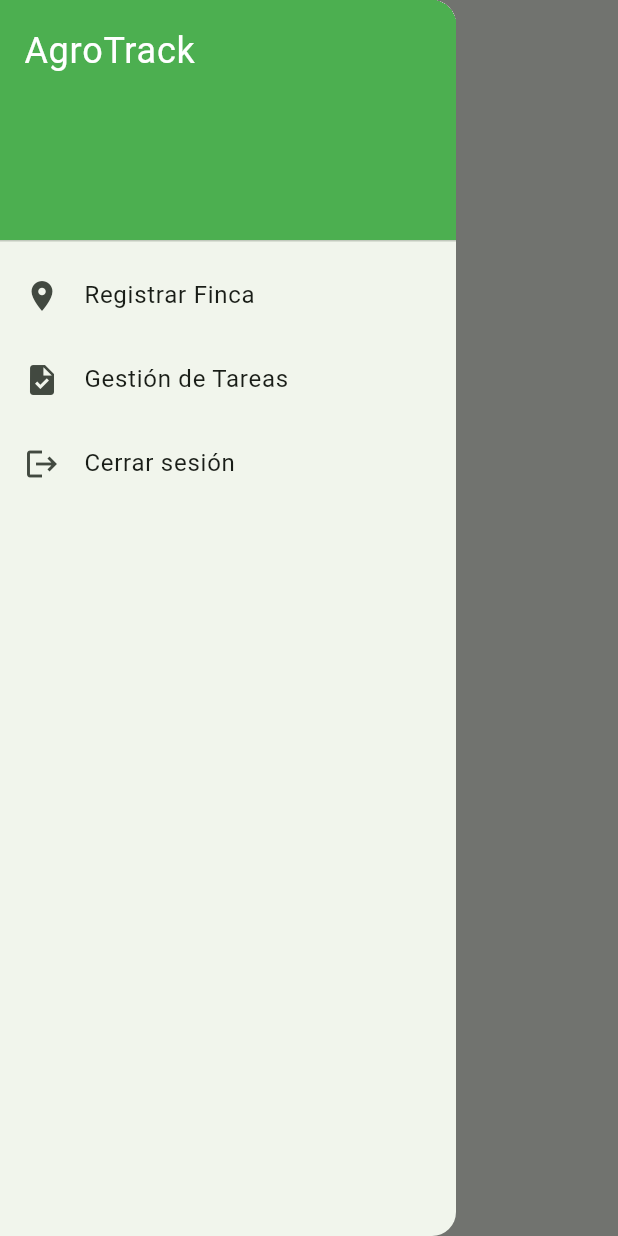
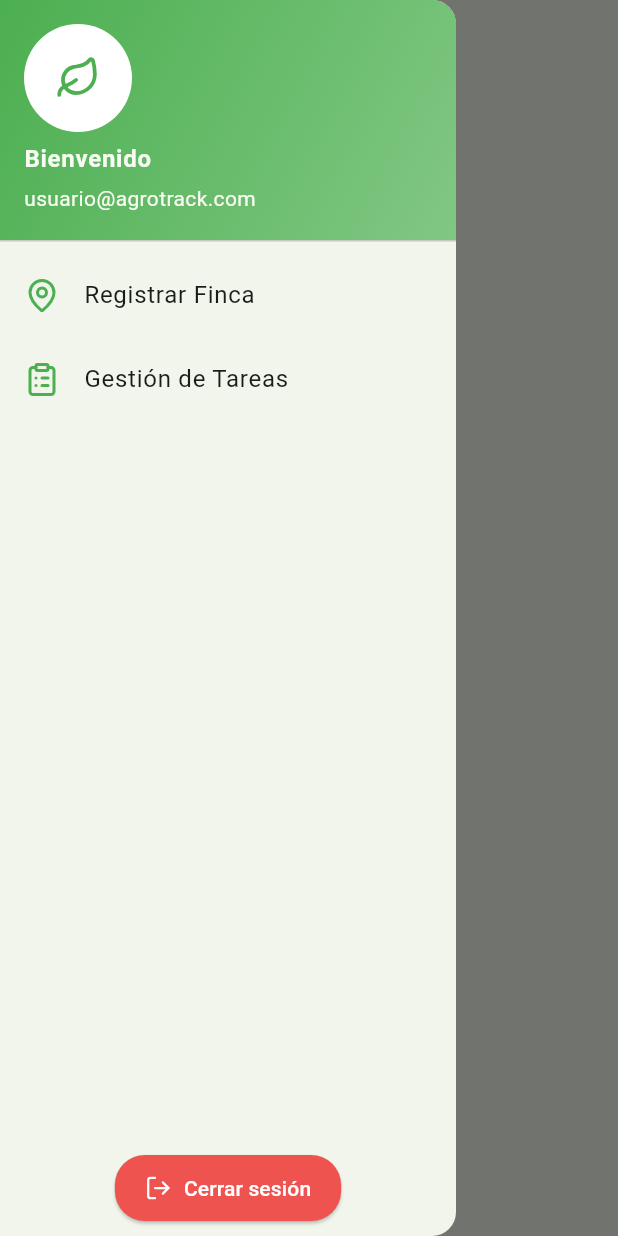
Before and after one commit to Danielr-1998/AgroTrack, a Flutter app: the screen it shows once a user with an empty profile is signed in, in the side drawer, after a tap on "Cerrar Sesión", on a phone screen of 412 x 824 dp. Run offline on Flutter 3.47's test engine with Material 3 defaults, Android fonts, the phone set to English and light mode, and no system bars; our stand-ins replace cloud_firestore, firebase_auth, firebase_core, flutter_map, geolocator, latlong2 and 1 more; accounts and stored records are empty; network calls fail.

Commit message:
Create animation screen login

```diff
--- a/lib/main.dart
+++ b/lib/main.dart
@@ -1,9 +1,7 @@
 import 'package:flutter/material.dart';
 import 'package:firebase_core/firebase_core.dart';
-import 'package:firebase_auth/firebase_auth.dart';
 import 'firebase_options.dart';
-import 'src/screens/home_screen.dart';
-import 'src/screens/login_page.dart';
+import 'src/screens/login/splash_screen.dart';
 
 void main() async {
   WidgetsFlutterBinding.ensureInitialized();
@@ -19,34 +17,13 @@
   @override
   Widget build(BuildContext context) {
     return MaterialApp(
+      debugShowCheckedModeBanner: false,
       title: 'AgroTrack',
       theme: ThemeData(
         colorScheme: ColorScheme.fromSeed(seedColor: Colors.green),
         useMaterial3: true,
       ),
-      home: const AuthCheckPage(), // El flujo comienza aquí
+      home: const SplashScreen(), // Primer pantalla que se muestra
     );
   }
 }
-
-class AuthCheckPage extends StatelessWidget {
-  const AuthCheckPage({super.key});
-
-  @override
-  Widget build(BuildContext context) {
-    return StreamBuilder<User?>(
-      stream: FirebaseAuth.instance.authStateChanges(),  // Detecta cambios en el estado de autenticación
-      builder: (context, snapshot) {
-        if (snapshot.connectionState == ConnectionState.waiting) {
-          return const Scaffold(body: Center(child: CircularProgressIndicator()));
-        } else if (snapshot.hasData) {
-          // Si el usuario está autenticado
-          return const HomeScreen();
-        } else {
-          // Si no está autenticado, ir a la página de login
-          return const LoginPage();
-        }
-      },
-    );
-  }
-}
--- /dev/null
+++ b/lib/src/screens/login/auth_check_page.dart
@@ -0,0 +1,24 @@
+import 'package:flutter/material.dart';
+import 'package:firebase_auth/firebase_auth.dart';
+import '../home_screen.dart';
+import 'login_page.dart';
+
+class AuthCheckPage extends StatelessWidget {
+  const AuthCheckPage({super.key});
+
+  @override
+  Widget build(BuildContext context) {
+    return StreamBuilder<User?>(
+      stream: FirebaseAuth.instance.authStateChanges(),
+      builder: (context, snapshot) {
+        if (snapshot.connectionState == ConnectionState.waiting) {
+          return const Scaffold(body: Center(child: CircularProgressIndicator()));
+        } else if (snapshot.hasData) {
+          return const HomeScreen(); // Usuario autenticado
+        } else {
+          return const LoginPage(); // Usuario no autenticado
+        }
+      },
+    );
+  }
+}
--- a/lib/src/screens/login_page.dart
+++ b/lib/src/screens/login/login_page.dart
@@ -1,6 +1,6 @@
 import 'package:flutter/material.dart';
 import 'package:firebase_auth/firebase_auth.dart';
-import 'home_screen.dart';
+import '../home_screen.dart';
 
 class LoginPage extends StatefulWidget {
   const LoginPage({super.key});
--- /dev/null
+++ b/lib/src/screens/login/splash_screen.dart
@@ -0,0 +1,77 @@
+import 'dart:async';
+import 'package:flutter/material.dart';
+import 'auth_check_page.dart';
+
+class SplashScreen extends StatefulWidget {
+  const SplashScreen({super.key});
+
+  @override
+  State<SplashScreen> createState() => _SplashScreenState();
+}
+
+class _SplashScreenState extends State<SplashScreen>
+    with SingleTickerProviderStateMixin {
+  late AnimationController _controller;
+  late Animation<double> _bounceAnimation;
+
+  @override
+  void initState() {
+    super.initState();
+
+    _controller = AnimationController(
+      duration: const Duration(milliseconds: 1500),
+      vsync: this,
+    );
+
+    _bounceAnimation = CurvedAnimation(
+      parent: _controller,
+      curve: Curves.elasticOut,
+    );
+
+    _controller.forward();
+
+    Timer(const Duration(seconds: 3), () {
+      Navigator.of(context).pushReplacement(
+        MaterialPageRoute(builder: (_) => const AuthCheckPage()),
+      );
+    });
+  }
+
+  @override
+  void dispose() {
+    _controller.dispose();
+    super.dispose();
+  }
+
+  @override
+  Widget build(BuildContext context) {
+    return Scaffold(
+      backgroundColor: Colors.green[700],
+      body: Center(
+        child: ScaleTransition(
+          scale: _bounceAnimation,
+          child: Column(
+            mainAxisSize: MainAxisSize.min,
+            children: [
+              Image.asset(
+                'assets/login/logoAgrotrack.png',
+                width: 130,
+                height: 130,
+              ),
+              const SizedBox(height: 20),
+              const Text(
+                "AgroTrack",
+                style: TextStyle(
+                  fontSize: 30,
+                  fontWeight: FontWeight.bold,
+                  color: Colors.white,
+                  letterSpacing: 1.5,
+                ),
+              ),
+            ],
+          ),
+        ),
+      ),
+    );
+  }
+}
--- a/lib/src/widgets/app_drawer.dart
+++ b/lib/src/widgets/app_drawer.dart
@@ -1,14 +1,15 @@
 import 'package:flutter/material.dart';
 import 'package:firebase_auth/firebase_auth.dart';
+import 'package:lucide_icons/lucide_icons.dart';
 import '../screens/task_management_screen.dart';
-import '../screens/farm_register_screen.dart'; // Importa la pantalla de registro de finca
+import '../screens/farm_register_screen.dart';
 
 class AppDrawer extends StatelessWidget {
   const AppDrawer({super.key});
 
   Future<void> _signOut(BuildContext context) async {
     await FirebaseAuth.instance.signOut();
-    Navigator.of(context).pop(); // Cierra el drawer
+    Navigator.of(context).pop();
     ScaffoldMessenger.of(context).showSnackBar(
       const SnackBar(content: Text('Sesión cerrada')),
     );
@@ -17,19 +18,26 @@
   @override
   Widget build(BuildContext context) {
     return Drawer(
-      child: ListView(
-        padding: EdgeInsets.zero,
+      child: Column(
         children: [
-          const DrawerHeader(
-            decoration: BoxDecoration(color: Colors.green),
-            child: Text(
-              'AgroTrack',
-              style: TextStyle(color: Colors.white, fontSize: 24),
+          UserAccountsDrawerHeader(
+            decoration: const BoxDecoration(
+              gradient: LinearGradient(
+                colors: [Color(0xFF4CAF50), Color(0xFF81C784)],
+                begin: Alignment.topLeft,
+                end: Alignment.bottomRight,
+              ),
+            ),
+            accountName: const Text("Bienvenido", style: TextStyle(fontWeight: FontWeight.bold)),
+            accountEmail: const Text("usuario@agrotrack.com"),
+            currentAccountPicture: const CircleAvatar(
+              backgroundColor: Colors.white,
+              child: Icon(LucideIcons.leaf, color: Colors.green, size: 30),
             ),
           ),
           ListTile(
-            leading: const Icon(Icons.location_on),
-            title: const Text('Registrar Finca'),
+            leading: const Icon(LucideIcons.mapPin, color: Colors.green),
+            title: const Text('Registrar Finca', style: TextStyle(fontSize: 16)),
             onTap: () {
               Navigator.of(context).push(MaterialPageRoute(
                 builder: (_) => const FarmRegisterScreen(),
@@ -37,18 +45,27 @@
             },
           ),
           ListTile(
-            leading: const Icon(Icons.task),
-            title: const Text('Gestión de Tareas'),
+            leading: const Icon(LucideIcons.clipboardList, color: Colors.green),
+            title: const Text('Gestión de Tareas', style: TextStyle(fontSize: 16)),
             onTap: () {
               Navigator.of(context).push(MaterialPageRoute(
                 builder: (_) => const TaskManagementScreen(),
               ));
             },
           ),
-          ListTile(
-            leading: const Icon(Icons.logout),
-            title: const Text('Cerrar sesión'),
-            onTap: () => _signOut(context),
+          const Spacer(),
+          Padding(
+            padding: const EdgeInsets.symmetric(horizontal: 16.0, vertical: 8),
+            child: ElevatedButton.icon(
+              style: ElevatedButton.styleFrom(
+                backgroundColor: Colors.red.shade400,
+                shape: RoundedRectangleBorder(borderRadius: BorderRadius.circular(20)),
+                padding: const EdgeInsets.symmetric(vertical: 12, horizontal: 20),
+              ),
+              icon: const Icon(LucideIcons.logOut, color: Colors.white),
+              label: const Text('Cerrar sesión', style: TextStyle(color: Colors.white)),
+              onPressed: () => _signOut(context),
+            ),
           ),
         ],
       ),
--- a/pubspec.yaml
+++ b/pubspec.yaml
@@ -38,6 +38,8 @@
   geolocator: ^11.0.0
   flutter_map: ^6.1.0
   latlong2: ^0.9.0
+  lucide_icons: ^0.257.0
+
   # The following adds the Cupertino Icons font to your application.
   # Use with the CupertinoIcons class for iOS style icons.
   cupertino_icons: ^1.0.8
@@ -58,7 +60,8 @@
 
 # The following section is specific to Flutter packages.
 flutter:
-
+  assets:
+    - assets/login/logoAgrotrack.png
   # The following line ensures that the Material Icons font is
   # included with your application, so that you can use the icons in
   # the material Icons class.
```
Also changed, not shown: assets/login/logoAgrotrack.png (added), pubspec.lock.
